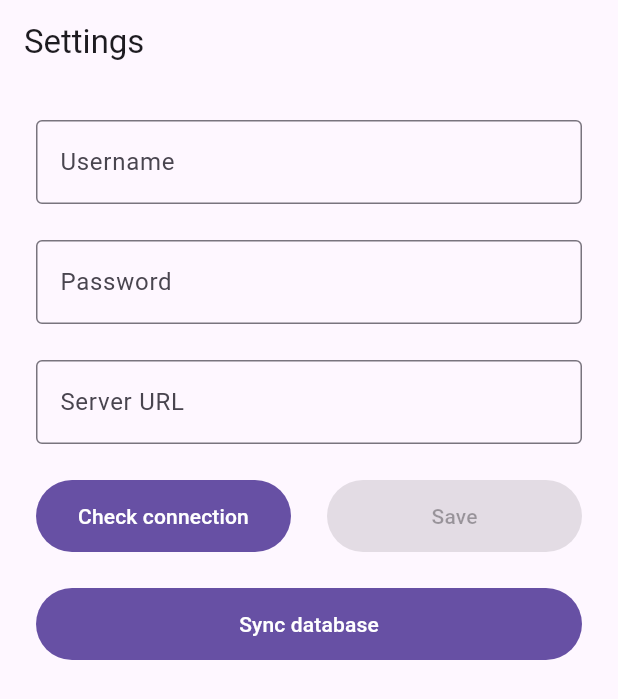
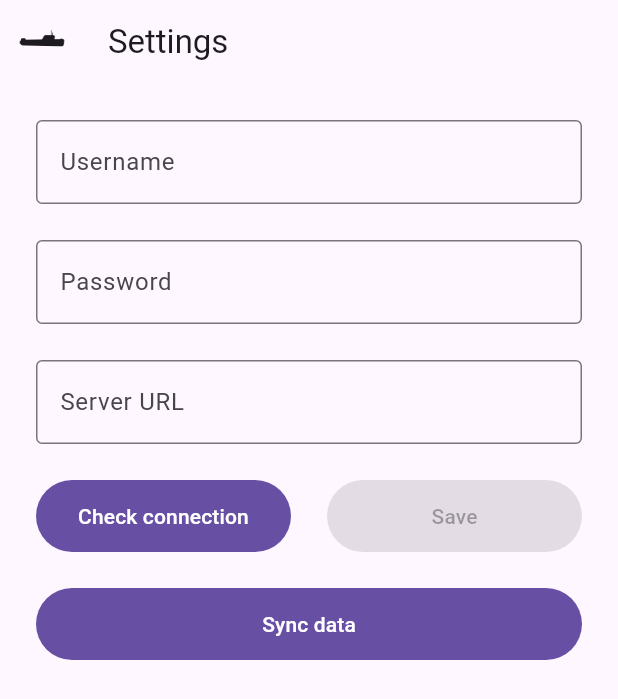
Before and after one commit to ulysg/k19-player, a Flutter app: the screen it shows after launch, on a phone screen of 412 x 824 dp. Shown: the top 699 px of the screen. Run offline on Flutter 3.47's test engine with Material 3 defaults, Android fonts, the phone set to English and light mode, and no system bars; drawn by our look-alikes of dynamic_color; our stand-ins replace just_audio, just_audio_background, shared_preferences; generated files the repository leaves out were written again.

Commit message:
Added internationaliztion

```diff
--- /dev/null
+++ b/l10n.yaml
@@ -0,0 +1,3 @@
+arb-dir: lib/l10n
+template-arb-file: app_en.arb
+output-localization-file: app_localizations.dart
--- a/lib/main.dart
+++ b/lib/main.dart
@@ -1,6 +1,7 @@
 import "package:dynamic_color/dynamic_color.dart";
 import "package:flutter/material.dart";
 import "package:flutter/services.dart";
+import "package:flutter_localizations/flutter_localizations.dart";
 import "package:just_audio_background/just_audio_background.dart";
 import "package:k19_player/models/content_model.dart";
 import "package:k19_player/models/player_model.dart";
@@ -10,6 +11,7 @@ import "package:k19_player/widgets/settings.dart";
 import "package:k19_player/widgets/small_player.dart";
 import "package:k19_player/widgets/song_view.dart";
 import "package:provider/provider.dart";
+import "package:flutter_gen/gen_l10n/app_localizations.dart";
 
 Future<void> main() async {
   await JustAudioBackground.init(
@@ -44,6 +46,9 @@ class MainApp extends StatelessWidget {
   Widget build(BuildContext context) {
     return DynamicColorBuilder(builder: (lightColorScheme, darkColorScheme) {
       return MaterialApp(
+        localizationsDelegates: AppLocalizations.localizationsDelegates,
+        supportedLocales: AppLocalizations.supportedLocales,
+
         theme: ThemeData(
           colorScheme: lightColorScheme,
         ),
@@ -89,25 +94,25 @@ class MainViewState extends State<MainView> {
 
             selectedIndex: currentPageIndex,
 
-            destinations: const [
+            destinations: [
               NavigationDestination(
-                icon: Icon(Icons.album),
-                label: "Albums",
+                icon: const Icon(Icons.album),
+                label: AppLocalizations.of(context)!.albums,
               ),
 
               NavigationDestination(
-                icon: Icon(Icons.featured_play_list),
-                label: "Playlists",
+                icon: const Icon(Icons.featured_play_list),
+                label: AppLocalizations.of(context)!.playlists,
               ),
 
               NavigationDestination(
-                icon: Icon(Icons.music_note),
-                label: "Songs",
+                icon: const Icon(Icons.music_note),
+                label: AppLocalizations.of(context)!.songs,
               ),
 
               NavigationDestination(
-                icon: Icon(Icons.settings),
-                label: "Settings",
+                icon: const Icon(Icons.settings),
+                label: AppLocalizations.of(context)!.settings,
               ),
             ],
           ),
@@ -115,21 +120,21 @@ class MainViewState extends State<MainView> {
           body: [
             SmallPlayerView(
               key: UniqueKey(),
-              title: "Albums",
+              title: AppLocalizations.of(context)!.albums,
               action: const AlbumDropdown(),
               child: const AlbumGrid(),
             ),
 
             SmallPlayerView(
               key: UniqueKey(),
-              title: "Playlists",
+              title: AppLocalizations.of(context)!.playlists,
               action:  const PlaylistDropdown(),
               child: const PlaylistList(),
             ),
 
             SmallPlayerView(
               key: UniqueKey(),
-              title: "Songs",
+              title: AppLocalizations.of(context)!.songs,
               action: const SongDropdown(),
               child: const SongView(),
             ),
--- a/lib/models/content_model.dart
+++ b/lib/models/content_model.dart
@@ -6,35 +6,23 @@ import "package:k19_player/domain/entities/playlist.dart";
 import "package:k19_player/domain/entities/song.dart";
 
 enum SortOrder {
-  random(label: "Random"),
-  nameAsc(label: "Name ↑"),
-  nameDesc(label: "Name ↓"),
-  artistAsc(label: "Artist ↑"),
-  artistDesc(label: "Artist ↓"),
-  yearAsc(label: "Year ↑"),
-  yearDesc(label: "Year ↓");
-
-  const SortOrder({
-    required this.label
-  });
-
-  final String label;
+  random,
+  nameAsc,
+  nameDesc,
+  artistAsc,
+  artistDesc,
+  yearAsc,
+  yearDesc;
 }
 
 enum PlaylistSortOrder {
-  random(label: "Random"),
-  nameAsc(label: "Name ↑"),
-  nameDesc(label: "Name ↓"),
-  countAsc(label: "Song count ↑"),
-  countDesc(label: "Song count ↓"),
-  yearAsc(label: "Created ↑"),
-  yearDesc(label: "Created ↓");
-
-  const PlaylistSortOrder({
-    required this.label
-  });
-
-  final String label;
+  random,
+  nameAsc,
+  nameDesc,
+  countAsc,
+  countDesc,
+  yearAsc,
+  yearDesc;
 }
 
 class ContentModel extends ChangeNotifier {
--- a/lib/widgets/settings.dart
+++ b/lib/widgets/settings.dart
@@ -6,6 +6,7 @@ import "package:k19_player/data/music.dart";
 import "package:k19_player/domain/entities/connection.dart";
 import "package:k19_player/models/content_model.dart";
 import "package:provider/provider.dart";
+import "package:flutter_gen/gen_l10n/app_localizations.dart";
 
 class SettingsView extends StatefulWidget {
   const SettingsView({super.key});
@@ -24,7 +25,14 @@ class SettingsViewState extends State<SettingsView> {
   @override
   Widget build(BuildContext context) {
     return Scaffold(
-      appBar: AppBar(title: const Text("Settings")),
+      appBar: AppBar(
+        leading: ImageIcon(
+          const AssetImage("assets/images/icon.png"),
+          color: Theme.of(context).colorScheme.onBackground
+        ),
+
+        title: const Text("Settings")
+      ),
 
       body: Padding(
         padding: const EdgeInsets.all(24),
@@ -33,10 +41,10 @@ class SettingsViewState extends State<SettingsView> {
           children: [
             TextField(
               controller: userController,
-              decoration: const InputDecoration(
-                labelText: "Username",
+              decoration: InputDecoration(
+                labelText: AppLocalizations.of(context)!.username,
                 hintText: "username",
-                border: OutlineInputBorder()
+                border: const OutlineInputBorder()
               ),
             ),
 
@@ -45,10 +53,10 @@ class SettingsViewState extends State<SettingsView> {
             TextField(
               controller: passwordController,
               obscureText: true,
-              decoration: const InputDecoration(
-                labelText: "Password",
+              decoration: InputDecoration(
+                labelText: AppLocalizations.of(context)!.password,
                 hintText: "password",
-                border: OutlineInputBorder()
+                border: const OutlineInputBorder()
               ),
             ),
 
@@ -56,10 +64,10 @@ class SettingsViewState extends State<SettingsView> {
 
             TextField(
               controller: urlController,
-              decoration: const InputDecoration(
-                labelText: "Server URL",
+              decoration: InputDecoration(
+                labelText: AppLocalizations.of(context)!.hostname,
                 hintText: "https://exemple.com",
-                border: OutlineInputBorder()
+                border: const OutlineInputBorder()
               ),
             ),
 
@@ -89,7 +97,7 @@ class SettingsViewState extends State<SettingsView> {
                           },
 
                           child: isLoading ? CircularProgressIndicator(color: Theme.of(context).colorScheme.onPrimary)
-                            : const Text("Check connection", textAlign: TextAlign.center),
+                            : Text(AppLocalizations.of(context)!.check, textAlign: TextAlign.center),
                         ),
                       )
                     ),
@@ -107,7 +115,7 @@ class SettingsViewState extends State<SettingsView> {
                           }
                             : null,
 
-                          child: const Text("Save"),
+                          child: Text(AppLocalizations.of(context)!.save),
                         )
                       )
                     )
@@ -133,7 +141,7 @@ class SettingsViewState extends State<SettingsView> {
                         selector: (_, contentModel) => contentModel.isLoading,
 
                         builder: (context, isLoading, child) => isLoading ? CircularProgressIndicator(color: Theme.of(context).colorScheme.onPrimary)
-                          : const Text("Sync database")
+                          : Text(AppLocalizations.of(context)!.sync)
                       )
                     )
                   )
--- a/lib/widgets/small_player.dart
+++ b/lib/widgets/small_player.dart
@@ -113,6 +113,11 @@ class SmallPlayerView extends StatelessWidget {
 
                 return Scaffold(
                   appBar: AppBar(
+                    leading: ImageIcon(
+                      const AssetImage("assets/images/icon.png"),
+                      color: Theme.of(context).colorScheme.onBackground
+                    ),
+
                     title: Text(title),
 
                     actions: actions,
--- a/pubspec.yaml
+++ b/pubspec.yaml
@@ -19,6 +19,9 @@ dependencies:
   tuple: ^2.0.2
   shared_preferences: ^2.2.2
   path_provider: ^2.1.3
+  flutter_localizations:
+    sdk: flutter
+  intl: any
 
 dev_dependencies:
   flutter_test:
@@ -29,7 +32,10 @@ dev_dependencies:
   build_runner: ^2.4.8
 
 flutter:
+  generate: true
   uses-material-design: true
+  assets:
+    - assets/images/
 
 flutter_launcher_icons:
   image_path_android: "assets/images/icon.png"
```
Also changed, not shown: lib/l10n/app_en.arb (added, +19 -0 lines), lib/l10n/app_fr.arb (added, +19 -0 lines), lib/widgets/album_view.dart (+28 -2 lines), lib/widgets/playlist_view.dart (+28 -2 lines), lib/widgets/song_view.dart (+28 -2 lines), pubspec.lock.
